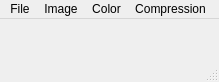
The window that imagewindow.ui (rizzlesauce/image-manipulator) describes before a commit, drawn with Qt 5.
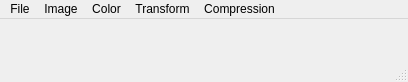
The same window after the commit.

What changed in the file:
```diff
--- a/imagewindow.ui
+++ b/imagewindow.ui
@@ -6,7 +6,7 @@
    <rect>
     <x>0</x>
     <y>0</y>
-    <width>219</width>
+    <width>408</width>
     <height>82</height>
    </rect>
   </property>
@@ -53,7 +53,7 @@
     <rect>
      <x>0</x>
      <y>0</y>
-     <width>219</width>
+     <width>408</width>
      <height>25</height>
     </rect>
    </property>
@@ -126,9 +126,18 @@
     <addaction name="actionPredictive_Encode"/>
     <addaction name="actionPredictive_Decode"/>
    </widget>
+   <widget class="QMenu" name="menuTransform">
+    <property name="title">
+     <string>Transform</string>
+    </property>
+    <addaction name="actionMagnify"/>
+    <addaction name="actionShrink"/>
+    <addaction name="actionRotate"/>
+   </widget>
    <addaction name="menuFile"/>
    <addaction name="menuImage"/>
    <addaction name="menuColor"/>
+   <addaction name="menuTransform"/>
    <addaction name="menuCompression"/>
   </widget>
   <widget class="QStatusBar" name="statusbar">
```
Left out of the diff: 15 changed lines with no effect on the pictures.
